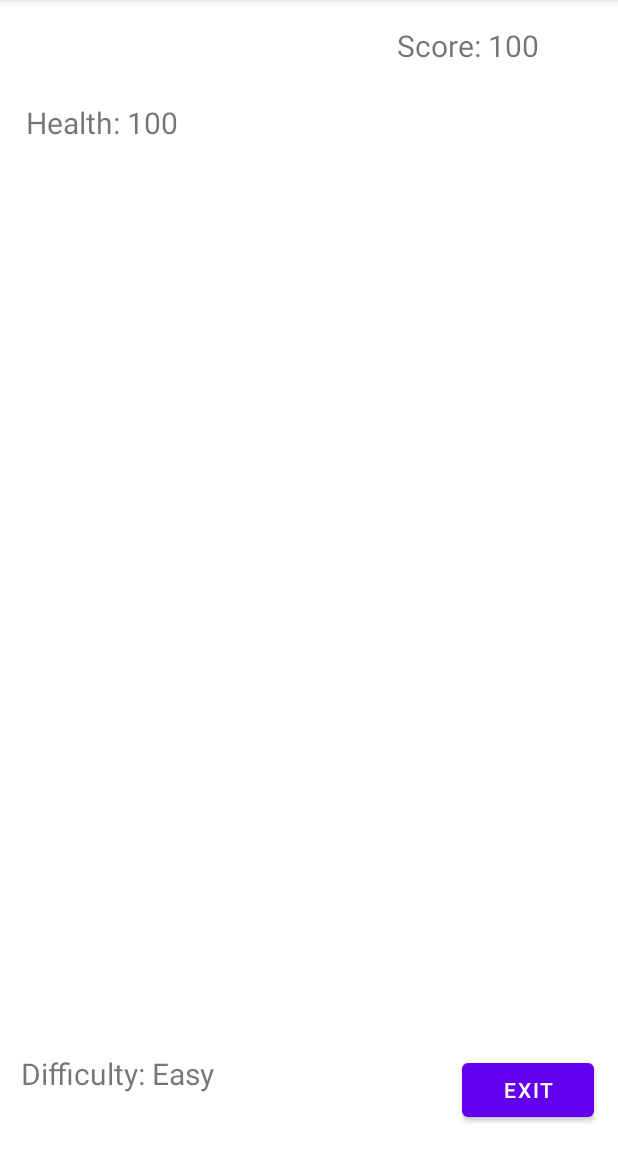
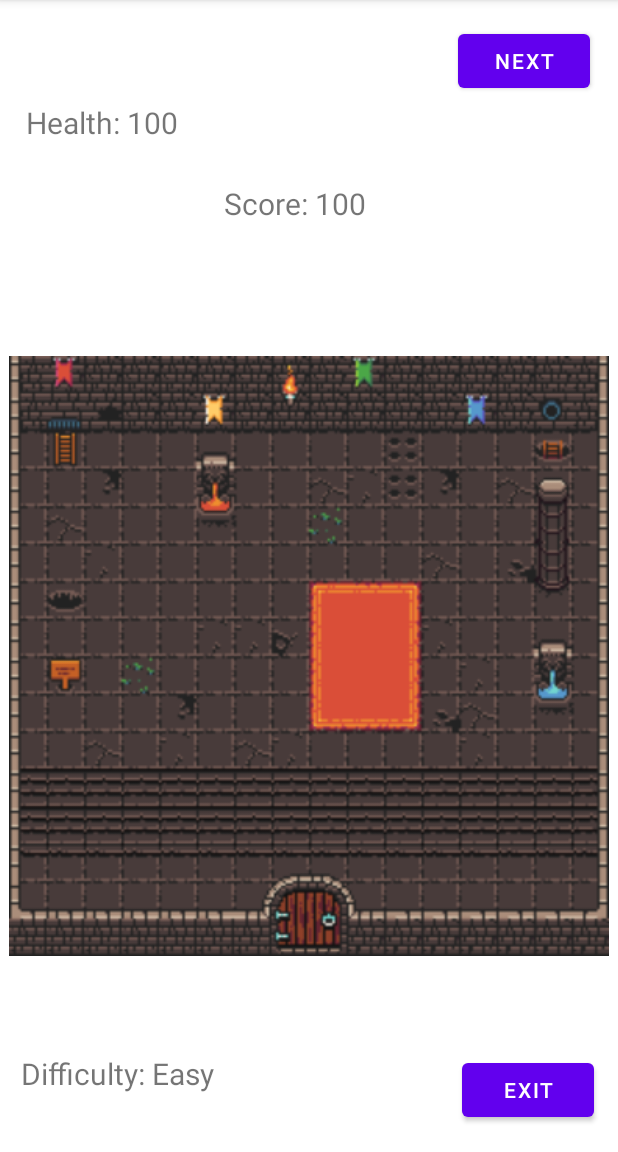
Before and after one commit to elliotwillner/CS2340C_Team52, an Android app: the GameScreen screen opened directly, with no data from a screen before it, on a phone screen of 412 x 824 dp, the part 84-1236 px from its top. Run offline under Robolectric (Android 15) with nearby library versions, the phone set to English and light mode, and no system bars; 3 statements that could not run were skipped.

Commit message:
resolved merge conflicts

```diff
--- a/app/src/main/java/com/example/demo_2340/GameScreen.java
+++ b/app/src/main/java/com/example/demo_2340/GameScreen.java
@@ -17,6 +17,15 @@ import java.util.Calendar;
  * Main Activity class that loads {@link MainFragment}.
  */
 public class GameScreen extends AppCompatActivity {
+    private ImageView mapImageView;
+    private Button nextButton;
+    private int currentMapIndex = 0;
+
+    private final int[] mapImages = {
+            R.drawable.map1,
+            R.drawable.map2,
+            R.drawable.map3
+    };
     private TextView nameTextView;
     private TextView healthTextView;
     private ImageView spriteImageView;
@@ -47,6 +56,30 @@ public class GameScreen extends AppCompatActivity {
         healthTextView = findViewById(R.id.healthTextView);
         spriteImageView = findViewById(R.id.spriteImageView);
         difficultyTextView = findViewById(R.id.difficultyTextView);
+
+
+        mapImageView = findViewById(R.id.mapImageView);
+        nextButton = findViewById(R.id.next);
+
+        // Set the initial map image
+        mapImageView.setImageResource(mapImages[currentMapIndex]);
+
+        nextButton.setOnClickListener(new View.OnClickListener() {
+            @Override
+            public void onClick(View view) {
+                // Increment the map index
+                currentMapIndex++;
+
+                // Check if we've reached the end of the mapImages array
+                if (currentMapIndex >= mapImages.length) {
+                    // Reset to the first map if we've gone past the last one
+                    currentMapIndex = 0;
+                }
+
+                // Set the next map image
+                mapImageView.setImageResource(mapImages[currentMapIndex]);
+            }
+        });
 
         String playerName = getIntent().getStringExtra("playerName");
         String spriteID = getIntent().getStringExtra("selectedCharacter");
--- a/app/src/main/java/com/example/demo_2340/Player.java
+++ b/app/src/main/java/com/example/demo_2340/Player.java
@@ -1,7 +1,7 @@
 package com.example.demo_2340;
 
+import java.util.ArrayList;
 import java.util.Date;
-
 public class Player {
     private String name;
     private int score;
@@ -46,6 +46,7 @@ public class Player {
     public synchronized void setScore(int score) {
         this.score = score;
     }
+
     public synchronized void setDate(Date date) {
         this.date = date;
     }
--- a/app/src/main/res/layout/activity_game_screen.xml
+++ b/app/src/main/res/layout/activity_game_screen.xml
@@ -71,6 +71,30 @@
         android:textSize="20sp"
         app:layout_constraintBottom_toBottomOf="parent"
         app:layout_constraintEnd_toEndOf="parent"
+        app:layout_constraintHorizontal_bias="0.532"
+        app:layout_constraintStart_toStartOf="parent"
+        app:layout_constraintTop_toTopOf="parent"
+        app:layout_constraintVertical_bias="0.17"
+        tools:srcCompat="@tools:sample/avatars" />
+
+    <ImageView
+        android:id="@+id/mapImageView"
+        android:layout_width="400dp"
+        android:layout_height="400dp"
+        app:layout_constraintBottom_toBottomOf="parent"
+        app:layout_constraintEnd_toEndOf="parent"
+        app:layout_constraintStart_toStartOf="parent"
+        app:layout_constraintTop_toTopOf="parent"
+        app:layout_constraintVertical_bias="0.645"
+        tools:srcCompat="@tools:sample/avatars" />
+
+    <Button
+        android:id="@+id/next"
+        android:layout_width="wrap_content"
+        android:layout_height="wrap_content"
+        android:text="Next"
+        app:layout_constraintBottom_toBottomOf="parent"
+        app:layout_constraintEnd_toEndOf="parent"
         app:layout_constraintHorizontal_bias="0.942"
         app:layout_constraintStart_toStartOf="parent"
         app:layout_constraintTop_toTopOf="parent"
```
Also changed, not shown: app/src/main/res/drawable/dungeon_tileset.png (added), app/src/main/res/drawable/map1.png (added), app/src/main/res/drawable/map2.png (added), app/src/main/res/drawable/map3.png (added), 1 other file.
